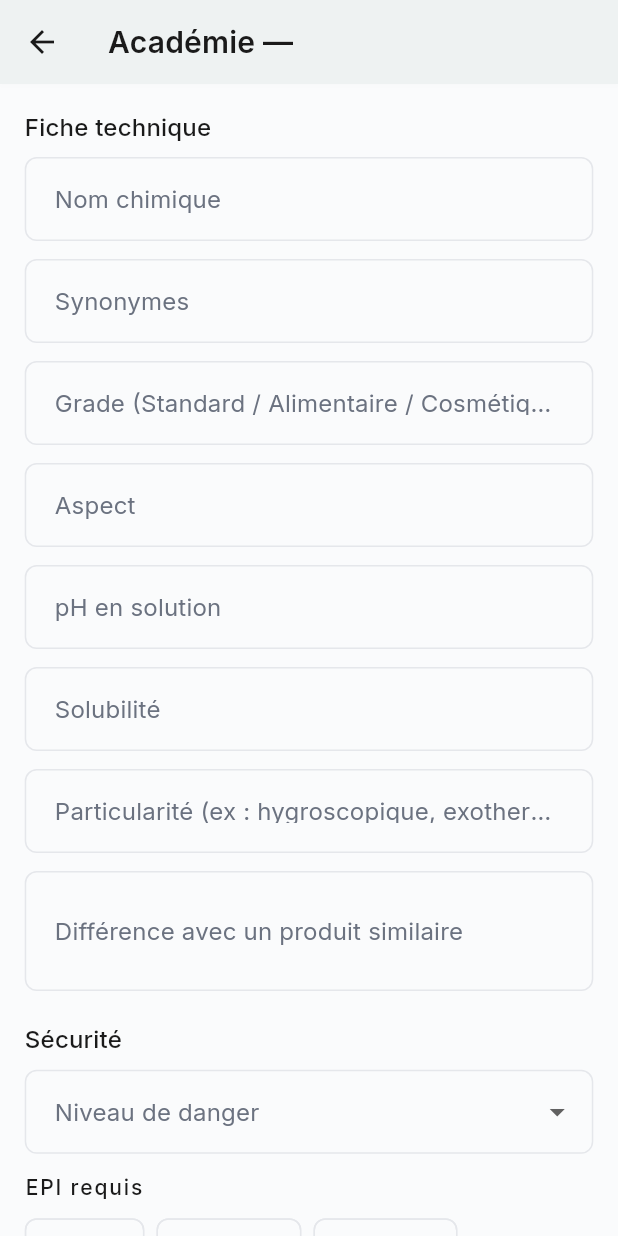
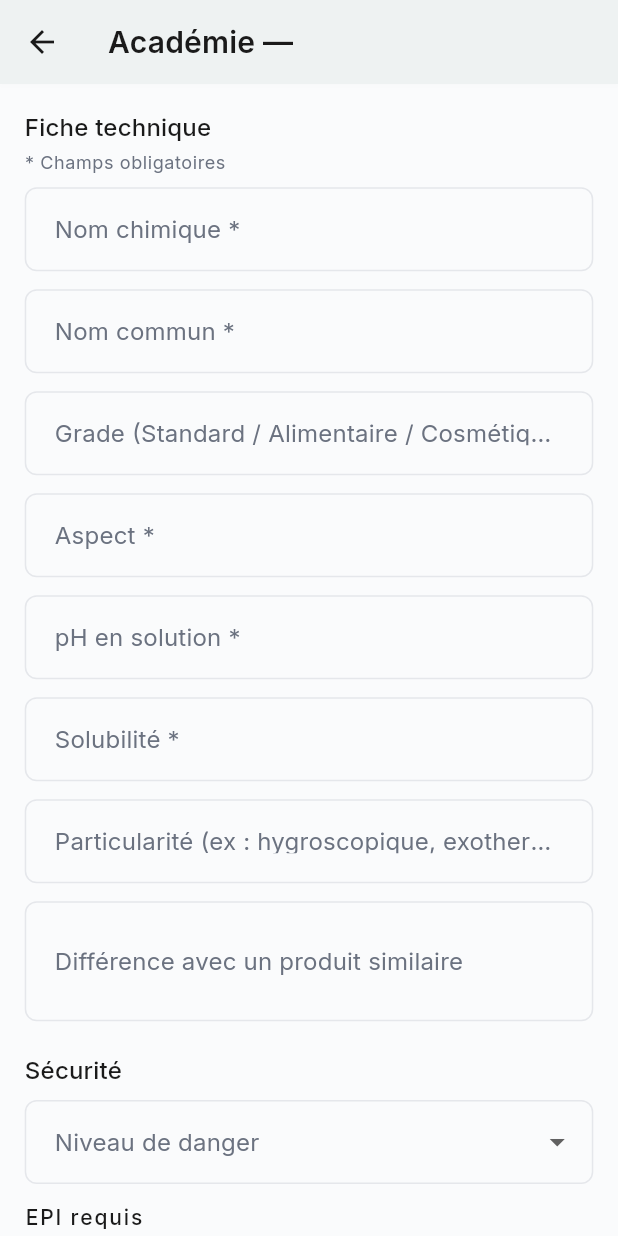
Before and after one commit to Anju-codermad/AkoraHub-app, a Flutter app: the AcademieEditorScreen screen opened directly with empty values, on a phone screen of 412 x 824 dp. Run offline on Flutter 3.47's test engine with Material 3 defaults, Android fonts, the phone set to English and light mode, and no system bars; our stand-ins replace audioplayers, cached_network_image, connectivity_plus, file_picker, firebase_core, firebase_messaging and 20 more; missing offline and left inert: agora_rtc_engine, mobile_scanner, record, screen_protector; accounts and stored records are empty.

Commit message:
Rend obligatoires nom chimique/nom commun/aspect/pH/solubilité sur la fiche Académie

```diff
--- a/lib/presentation/raw_materials_management/academie_editor_screen.dart
+++ b/lib/presentation/raw_materials_management/academie_editor_screen.dart
@@ -35,6 +35,7 @@ class AcademieEditorScreen extends StatefulWidget {
 }
 
 class _AcademieEditorScreenState extends State<AcademieEditorScreen> {
+  final _formKey = GlobalKey<FormState>();
   bool _isLoading = true;
   bool _isSaving = false;
   String? _academieId;
@@ -133,6 +134,12 @@ class _AcademieEditorScreenState extends State<AcademieEditorScreen> {
   }
 
   Future<void> _save() async {
+    if (!(_formKey.currentState?.validate() ?? false)) {
+      ScaffoldMessenger.of(context).showSnackBar(const SnackBar(
+          content: Text(
+              'Nom chimique, nom commun, aspect, pH en solution et solubilité sont obligatoires.')));
+      return;
+    }
     setState(() => _isSaving = true);
     try {
       final saved = await SupabaseConfig.client
@@ -244,13 +251,18 @@ class _AcademieEditorScreenState extends State<AcademieEditorScreen> {
     }
 
     Widget textField(TextEditingController ctrl, String label,
-        {int maxLines = 1}) {
+        {int maxLines = 1, bool required = false}) {
       return Padding(
         padding: const EdgeInsets.only(bottom: 12),
-        child: TextField(
+        child: TextFormField(
           controller: ctrl,
           maxLines: maxLines,
-          decoration: InputDecoration(labelText: label, border: const OutlineInputBorder()),
+          decoration: InputDecoration(
+              labelText: required ? '$label *' : label,
+              border: const OutlineInputBorder()),
+          validator: required
+              ? (v) => (v == null || v.trim().isEmpty) ? 'Obligatoire' : null
+              : null,
         ),
       );
     }
@@ -259,17 +271,21 @@ class _AcademieEditorScreenState extends State<AcademieEditorScreen> {
       appBar: AppBar(
         title: Text('Académie — ${widget.rawMaterialName}'),
       ),
-      body: ListView(
+      body: Form(
+        key: _formKey,
+        child: ListView(
         padding: EdgeInsets.all(4.w),
         children: [
           Text('Fiche technique', style: theme.textTheme.titleMedium),
+          SizedBox(height: 0.5.h),
+          Text('* Champs obligatoires', style: theme.textTheme.bodySmall),
           SizedBox(height: 1.h),
-          textField(_nomChimiqueCtrl, 'Nom chimique'),
-          textField(_synonymesCtrl, 'Synonymes'),
+          textField(_nomChimiqueCtrl, 'Nom chimique', required: true),
+          textField(_synonymesCtrl, 'Nom commun', required: true),
           textField(_gradeCtrl, 'Grade (Standard / Alimentaire / Cosmétique / Technique)'),
-          textField(_aspectCtrl, 'Aspect'),
-          textField(_phCtrl, 'pH en solution'),
-          textField(_solubiliteCtrl, 'Solubilité'),
+          textField(_aspectCtrl, 'Aspect', required: true),
+          textField(_phCtrl, 'pH en solution', required: true),
+          textField(_solubiliteCtrl, 'Solubilité', required: true),
           textField(_particulariteCtrl, 'Particularité (ex : hygroscopique, exothermique)'),
           textField(_differenceCtrl, 'Différence avec un produit similaire',
               maxLines: 2),
@@ -396,6 +412,7 @@ class _AcademieEditorScreenState extends State<AcademieEditorScreen> {
           ),
           SizedBox(height: 4.h),
         ],
+        ),
       ),
     );
   }
```
Also changed, not shown: 2 other files.
